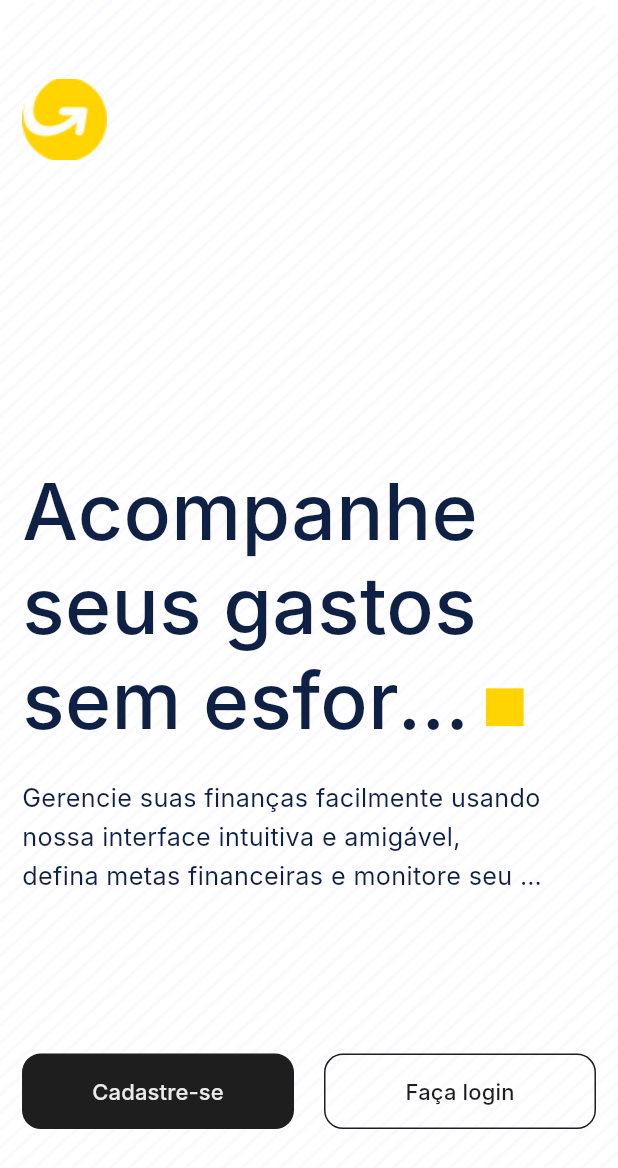
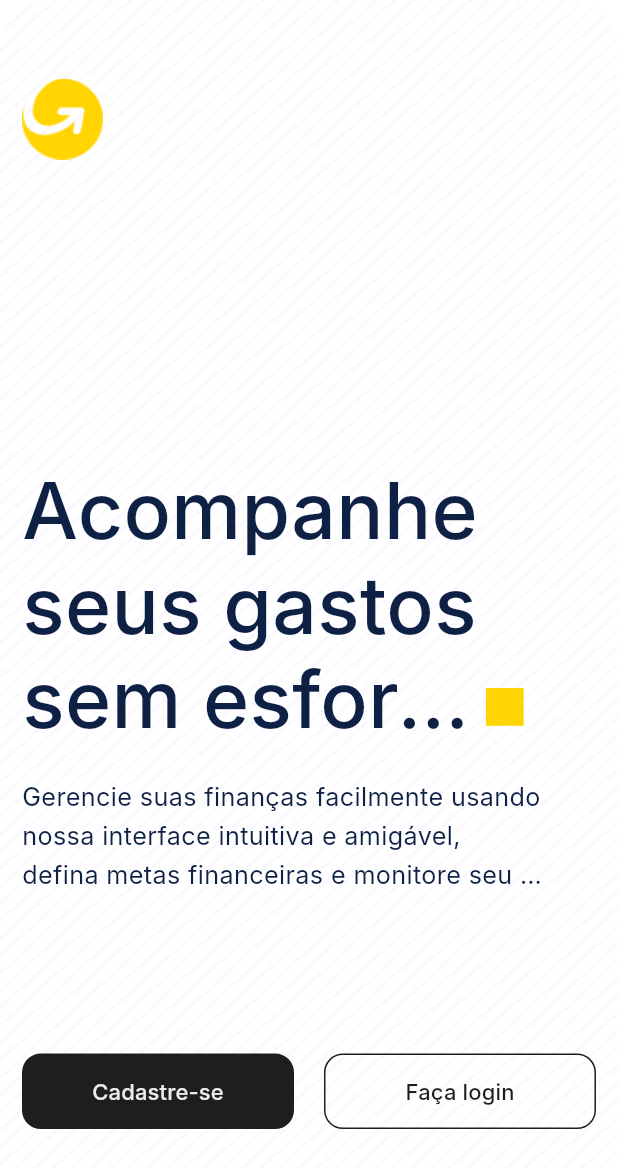
Before and after one commit to WUNDU/wundu-mobile, a Flutter app: the AuthScreen screen opened by its route, on a phone screen of 412 x 824 dp. Shown: the top 1168 px of the screen. Run offline on Flutter 3.47's test engine with Material 3 defaults, Android fonts, the phone set to English and light mode, and no system bars; our stand-ins replace cached_network_image, equatable, flutter_bloc, flutter_svg, shared_preferences, smooth_page_indicator; accounts and stored records are empty; Roboto replaces fonts that are missing (Inter).

Commit message:
📕 chore: add adjustment in logo image

```diff
--- a/lib/views/auth/auth_screen.dart
+++ b/lib/views/auth/auth_screen.dart
@@ -43,8 +43,6 @@ class AuthScreen extends StatelessWidget {
                   children: [
                     CustomImageView(
                       imagePath: ImageConstant.logo,
-                      height: 52.h,
-                      width: 54.h,
                     ),
                     Spacer(
                       flex: 65,
--- a/lib/views/auth/signup/signup_password_data_screen.dart
+++ b/lib/views/auth/signup/signup_password_data_screen.dart
@@ -76,8 +76,6 @@ class SignupPasswordDataScreen extends StatelessWidget {
                 children: [
                   CustomImageView(
                     imagePath: ImageConstant.logo,
-                    height: 52.h,
-                    width: 54.h,
                   ),
                   SizedBox(height: 26.h),
                   Text(
--- a/lib/views/auth/signup/signup_personal_data_screen.dart
+++ b/lib/views/auth/signup/signup_personal_data_screen.dart
@@ -82,8 +82,6 @@ class SignupPersonalDataScreen extends StatelessWidget {
                 children: [
                   CustomImageView(
                     imagePath: ImageConstant.logo,
-                    height: 52.h,
-                    width: 54.h,
                   ),
                   SizedBox(height: 26.h),
                   Text(
```
